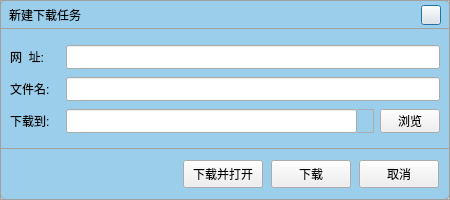
This is VideoPlayer/browser/NewWork.ui in huizhang556/pc-video-player as Qt 5 draws it before an edit. The edited form follows.
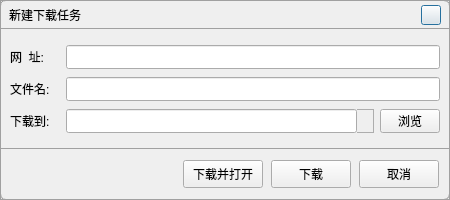
This is the edited form. Icons and pictures are not drawn.

```diff
--- a/VideoPlayer/browser/NewWork.ui
+++ b/VideoPlayer/browser/NewWork.ui
@@ -50,8 +50,7 @@
 {
 border:1px solid #a0a0a0;
 border-radius:6px;
-/*background-color:#f3f5f7;*/
-background-color:#9bceea;
+border-image: url(:/images/bgpic/newwork.png);
 }</string>
      </property>
      <property name="frameShape">
```
